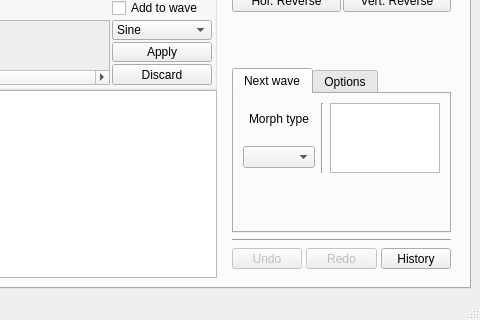
This is bigglesworth/ui/wavetables.ui in MaurizioB/Bigglesworth as Qt 5 draws it before an edit; both pictures show x 363 to 843 and y 375 to 695 of the 843 by 695 pixel window. The edited form follows.
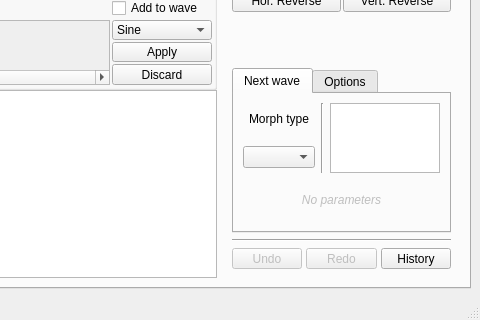
This is the edited form. The open tabs and pages were chosen to show the change. Icons and pictures are not drawn. Custom widgets are drawn as their Qt base class.

Diff of the .ui file:
```diff
--- a/bigglesworth/ui/wavetables.ui
+++ b/bigglesworth/ui/wavetables.ui
@@ -1340,7 +1340,28 @@
                    <verstretch>0</verstretch>
                   </sizepolicy>
                  </property>
-                 <widget class="QWidget" name="noTransform"/>
+                 <widget class="QWidget" name="noTransform">
+                  <layout class="QHBoxLayout" name="horizontalLayout_16">
+                   <item>
+                    <widget class="QLabel" name="label_6">
+                     <property name="enabled">
+                      <bool>false</bool>
+                     </property>
+                     <property name="font">
+                      <font>
+                       <italic>true</italic>
+                      </font>
+                     </property>
+                     <property name="text">
+                      <string>No parameters</string>
+                     </property>
+                     <property name="alignment">
+                      <set>Qt::AlignCenter</set>
+                     </property>
+                    </widget>
+                   </item>
+                  </layout>
+                 </widget>
                  <widget class="QWidget" name="curveTransformPage">
                   <layout class="QHBoxLayout" name="horizontalLayout_12">
                    <property name="margin">
```
